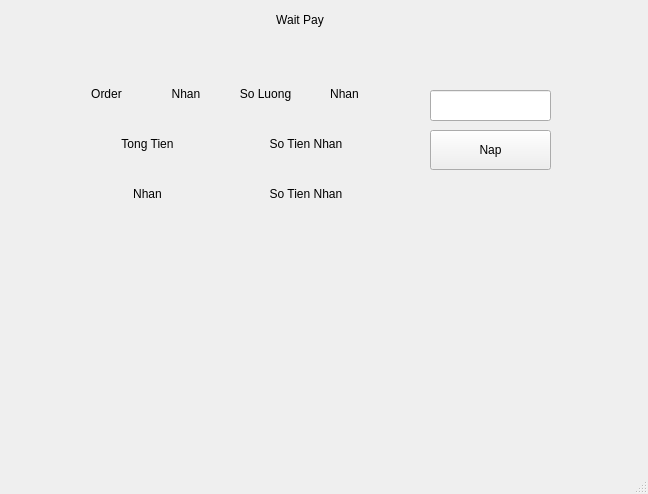
First picture: the form in configs/mdragon/pythonextern/CoffeMachine/vendding.ui, repository mWorkVN/linuxcnc, before the edit.
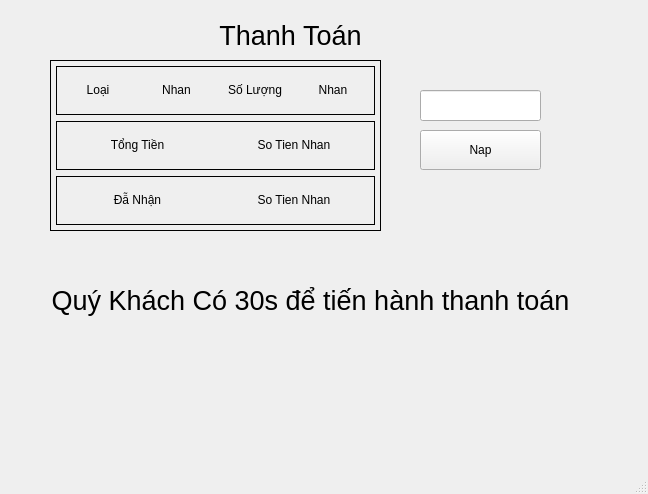
Second picture: the form after the edit. The open tabs and pages were chosen to show the change.

```diff
--- a/configs/mdragon/pythonextern/CoffeMachine/vendding.ui
+++ b/configs/mdragon/pythonextern/CoffeMachine/vendding.ui
@@ -17,9 +17,9 @@
    <widget class="QStackedWidget" name="stackedWidget">
     <property name="geometry">
      <rect>
-      <x>10</x>
+      <x>0</x>
       <y>10</y>
-      <width>611</width>
+      <width>641</width>
       <height>451</height>
      </rect>
     </property>
@@ -594,10 +594,10 @@
      <widget class="QLabel" name="imageAc_11">
       <property name="geometry">
        <rect>
-        <x>230</x>
-        <y>0</y>
-        <width>120</width>
-        <height>20</height>
+        <x>160</x>
+        <y>10</y>
+        <width>261</width>
+        <height>31</height>
        </rect>
       </property>
       <property name="sizePolicy">
@@ -614,10 +614,15 @@
       </property>
       <property name="maximumSize">
        <size>
-        <width>150</width>
-        <height>20</height>
+        <width>1500</width>
+        <height>80</height>
        </size>
       </property>
+      <property name="font">
+       <font>
+        <pointsize>20</pointsize>
+       </font>
+      </property>
       <property name="frameShape">
        <enum>QFrame::Box</enum>
       </property>
@@ -625,7 +630,7 @@
        <number>0</number>
       </property>
       <property name="text">
-       <string>Wait Pay</string>
+       <string>Thanh Toán</string>
       </property>
       <property name="alignment">
        <set>Qt::AlignCenter</set>
@@ -663,7 +668,7 @@
        <bool>false</bool>
       </property>
      </widget>
-     <widget class="QWidget" name="verticalLayoutWidget_2">
+     <widget class="QFrame" name="verticalFrame_2">
       <property name="geometry">
        <rect>
         <x>50</x>
@@ -672,6 +677,9 @@
         <height>171</height>
        </rect>
       </property>
+      <property name="frameShape">
+       <enum>QFrame::Box</enum>
+      </property>
       <layout class="QVBoxLayout" name="verticalLayout_3">
        <property name="leftMargin">
         <number>5</number>
@@ -686,6 +694,10 @@
         <number>5</number>
        </property>
        <item>
+        <widget class="QFrame" name="horizontalFrame">
+         <property name="frameShape">
+          <enum>QFrame::Box</enum>
+         </property>
         <layout class="QHBoxLayout" name="horizontalLayout_5">
          <property name="leftMargin">
           <number>5</number>
@@ -726,7 +738,7 @@
             <number>0</number>
            </property>
            <property name="text">
-            <string>Order</string>
+             <string>Loại</string>
            </property>
            <property name="alignment">
             <set>Qt::AlignCenter</set>
@@ -794,7 +806,7 @@
             <number>0</number>
            </property>
            <property name="text">
-            <string>So Luong</string>
+             <string>Số Lượng</string>
            </property>
            <property name="alignment">
             <set>Qt::AlignCenter</set>
@@ -836,8 +848,13 @@
           </widget>
          </item>
         </layout>
+        </widget>
        </item>
        <item>
+        <widget class="QFrame" name="horizontalFrame_3">
+         <property name="frameShape">
+          <enum>QFrame::Box</enum>
+         </property>
         <layout class="QHBoxLayout" name="horizontalLayout_7">
          <property name="leftMargin">
           <number>5</number>
@@ -878,7 +895,7 @@
             <number>0</number>
            </property>
            <property name="text">
-            <string>Tong Tien</string>
+             <string>Tổng Tiền</string>
            </property>
            <property name="alignment">
             <set>Qt::AlignCenter</set>
@@ -920,8 +937,13 @@
           </widget>
          </item>
         </layout>
+        </widget>
        </item>
        <item>
+        <widget class="QFrame" name="horizontalFrame_2">
+         <property name="frameShape">
+          <enum>QFrame::Box</enum>
+         </property>
         <layout class="QHBoxLayout" name="horizontalLayout_6">
          <property name="leftMargin">
           <number>5</number>
@@ -962,7 +984,7 @@
             <number>0</number>
            </property>
            <property name="text">
-            <string>Nhan</string>
+             <string>Đẫ Nhận</string>
            </property>
            <property name="alignment">
             <set>Qt::AlignCenter</set>
@@ -1004,9 +1026,55 @@
           </widget>
          </item>
         </layout>
+        </widget>
        </item>
       </layout>
      </widget>
+     <widget class="QLabel" name="imageAc_13">
+      <property name="geometry">
+       <rect>
+        <x>10</x>
+        <y>250</y>
+        <width>601</width>
+        <height>80</height>
+       </rect>
+      </property>
+      <property name="sizePolicy">
+       <sizepolicy hsizetype="Maximum" vsizetype="Maximum">
+        <horstretch>0</horstretch>
+        <verstretch>0</verstretch>
+       </sizepolicy>
+      </property>
+      <property name="minimumSize">
+       <size>
+        <width>20</width>
+        <height>20</height>
+       </size>
+      </property>
+      <property name="maximumSize">
+       <size>
+        <width>1500</width>
+        <height>80</height>
+       </size>
+      </property>
+      <property name="font">
+       <font>
+        <pointsize>20</pointsize>
+       </font>
+      </property>
+      <property name="frameShape">
+       <enum>QFrame::Box</enum>
+      </property>
+      <property name="lineWidth">
+       <number>0</number>
+      </property>
+      <property name="text">
+       <string>Quý Khách Có 30s để tiến hành thanh toán</string>
+      </property>
+      <property name="alignment">
+       <set>Qt::AlignCenter</set>
+      </property>
+     </widget>
     </widget>
     <widget class="QWidget" name="page">
      <widget class="QLabel" name="imageAc_14">
```
Left out of the diff: 226 changed lines with no effect on the pictures. Lines whose indentation alone changed are shown as unchanged.
